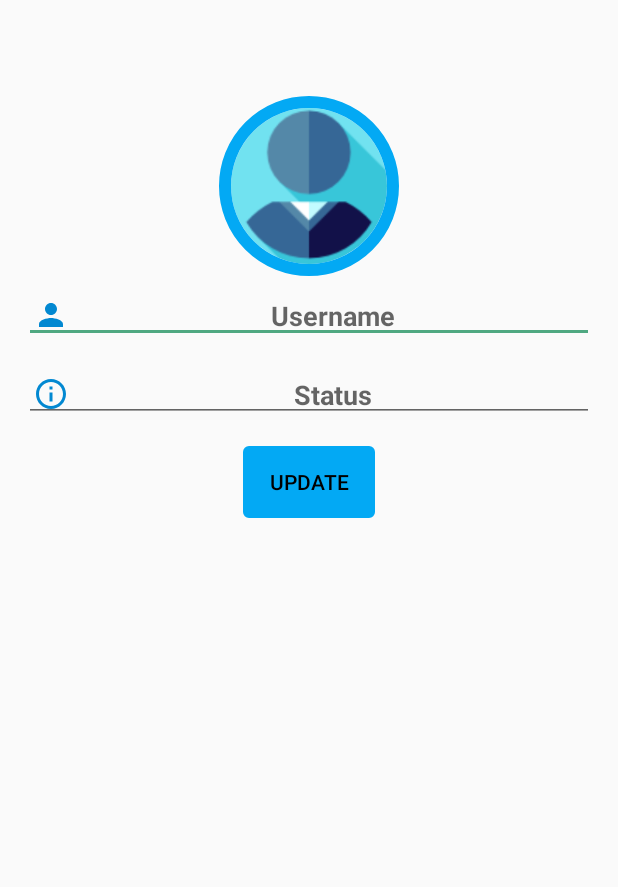
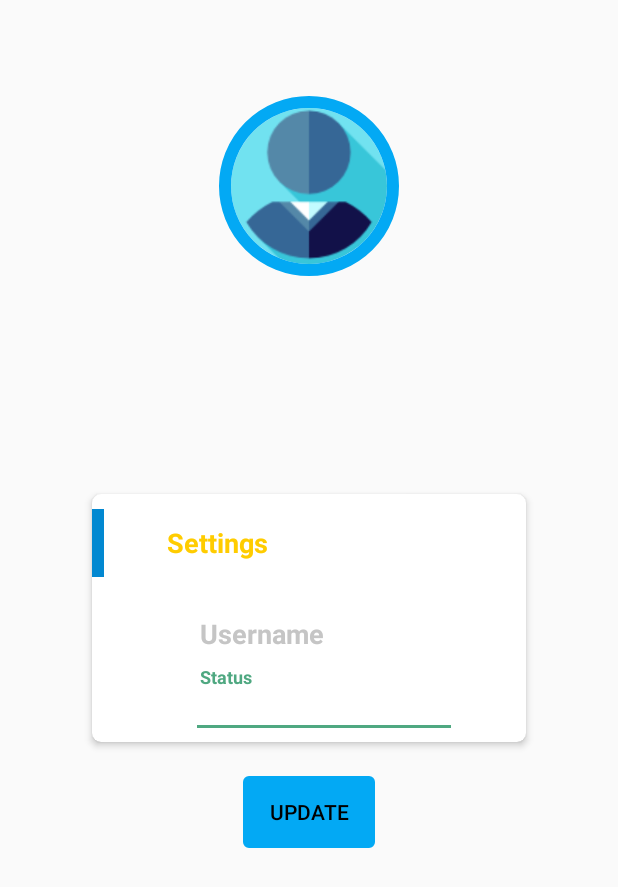
Before and after one commit to Zeyad3ly/IChat, an Android app: the screen it shows after launch once a user with an empty profile is signed in (SettingsActivity), on a phone screen of 412 x 824 dp. Shown: the top 887 px of the screen. Run offline under Robolectric (Android 15) with nearby library versions, the phone set to English and light mode, and no system bars; our stand-ins replace ButterKnife, CircleImageView, Firebase (no records; nobody signed in at launch, a user with empty details on screens opened directly); libraries missing offline, so code that uses them is left out: com.sdsmdg.tastytoast.

Commit message:
profile update is now working

```diff
--- a/app/src/main/java/com/example/myapplication/SettingsActivity.java
+++ b/app/src/main/java/com/example/myapplication/SettingsActivity.java
@@ -14,8 +14,11 @@ import androidx.appcompat.app.AppCompatActivity;
 import com.google.android.gms.tasks.OnCompleteListener;
 import com.google.android.gms.tasks.Task;
 import com.google.firebase.auth.FirebaseAuth;
+import com.google.firebase.database.DataSnapshot;
+import com.google.firebase.database.DatabaseError;
 import com.google.firebase.database.DatabaseReference;
 import com.google.firebase.database.FirebaseDatabase;
+import com.google.firebase.database.ValueEventListener;
 import com.sdsmdg.tastytoast.TastyToast;
 
 import java.util.HashMap;
@@ -52,7 +55,10 @@ public class SettingsActivity extends AppCompatActivity {
                 UpdateSettings();
             }
         });
+        setUserName.setVisibility(View.INVISIBLE);
+        RetrieveUserInfo();
     }
+
 
     private void UpdateSettings() {
         String name = setUserName.getText().toString();
@@ -77,6 +83,7 @@ public class SettingsActivity extends AppCompatActivity {
                                 TastyToast.makeText(SettingsActivity.this,
                                         "Profile Updated",
                                         TastyToast.LENGTH_SHORT, TastyToast.SUCCESS).show();
+
                             } else {
                                 String message = task.getException().toString();
                                 TastyToast.makeText(SettingsActivity.this,
@@ -90,6 +97,44 @@ public class SettingsActivity extends AppCompatActivity {
         }
     }
 
+    private void RetrieveUserInfo() {
+        RootRef.child("Users").child(currentUserId)
+                .addValueEventListener(new ValueEventListener() {
+                    @Override
+                    public void onDataChange(@NonNull DataSnapshot dataSnapshot) {
+                        if ((dataSnapshot.exists()) && (dataSnapshot.hasChild("name") &&
+                                (dataSnapshot.hasChild("image")))) {
+                            String retrieveUserName = dataSnapshot.child("name").getValue()
+                                    .toString();
+                            String retrieveStatus = dataSnapshot.child("status").getValue()
+                                    .toString();
+                            String retrieveProfileImage = dataSnapshot.child("image").getValue()
+                                    .toString();
+                            setUserName.setText(retrieveUserName);
+                            setProfileStatus.setText(retrieveStatus);
+
+                        } else if ((dataSnapshot.exists()) && (dataSnapshot.hasChild("name"))) {
+                            String retrieveUserName = dataSnapshot.child("name").getValue()
+                                    .toString();
+                            String retrieveStatus = dataSnapshot.child("status").getValue()
+                                    .toString();
+                            setUserName.setText(retrieveUserName);
+                            setProfileStatus.setText(retrieveStatus);
+                        } else {
+                            setUserName.setVisibility(View.INVISIBLE);
+                            Toast.makeText(SettingsActivity.this,
+                                    "Please Setup your profile info", Toast.LENGTH_SHORT)
+                                    .show();
+                        }
+                    }
+
+                    @Override
+                    public void onCancelled(@NonNull DatabaseError databaseError) {
+
+                    }
+                });
+    }
+
     private void SendUserToMainActivity() {
         Intent MainIntent = new Intent(SettingsActivity.this, MainActivity.class);
         MainIntent.addFlags(Intent.FLAG_ACTIVITY_NEW_TASK | Intent.FLAG_ACTIVITY_CLEAR_TASK);
--- a/app/src/main/res/layout/activity_settings.xml
+++ b/app/src/main/res/layout/activity_settings.xml
@@ -17,21 +17,81 @@
         app:civ_border_color="@color/colorPrimary"
         app:civ_border_width="8dp" />
 
+    <androidx.cardview.widget.CardView
+        android:id="@+id/cardView"
+        android:layout_width="300dp"
+        android:layout_height="wrap_content"
+        android:layout_centerInParent="true"
+        app:cardCornerRadius="6dp"
+        app:cardElevation="3dp"
+        app:cardUseCompatPadding="true">
+
+        <LinearLayout
+            android:layout_width="match_parent"
+            android:layout_height="match_parent"
+            android:orientation="vertical">
+
+            <RelativeLayout
+                android:layout_width="match_parent"
+                android:layout_height="45dp"
+                android:layout_marginTop="10dp">
+
+                <View
+                    android:layout_width="8dp"
+                    android:layout_height="match_parent"
+                    android:layout_alignParentStart="true"
+                    android:background="#0288D1" />
+
+                <TextView
+                    android:layout_width="wrap_content"
+                    android:layout_height="wrap_content"
+                    android:layout_centerVertical="true"
+                    android:layout_marginStart="50dp"
+                    android:text="Settings"
+                    android:textColor="#FFCC00"
+                    android:textSize="18sp"
+                    android:textStyle="bold" />
+            </RelativeLayout>
+
+            <LinearLayout
+                android:layout_width="match_parent"
+                android:layout_height="50dp"
+                android:layout_marginTop="10dp"
+                android:orientation="horizontal"
+                android:paddingStart="50dp"
+                android:paddingEnd="30dp">
+
+                <com.google.android.material.textfield.TextInputLayout
+                    android:layout_width="match_parent"
+                    android:layout_height="wrap_content"
+                    android:textColorHint="#c5c5c5">
+
                     <EditText
                         android:id="@+id/set_user_name"
                         android:layout_width="match_parent"
                         android:layout_height="wrap_content"
-        android:layout_below="@id/set_profile_image"
                         android:layout_marginStart="16dp"
                         android:layout_marginTop="8dp"
                         android:layout_marginEnd="16dp"
-        android:drawableStart="@drawable/ic_person_black_24dp"
                         android:drawablePadding="8dp"
                         android:hint="Username"
                         android:padding="6dp"
-        android:textAlignment="center"
                         android:textColor="@color/colorPrimaryDark"
                         android:textStyle="bold" />
+                </com.google.android.material.textfield.TextInputLayout>
+            </LinearLayout>
+
+            <LinearLayout
+                android:layout_width="match_parent"
+                android:layout_height="50dp"
+                android:orientation="horizontal"
+                android:paddingStart="50dp"
+                android:paddingEnd="30dp">
+
+                <com.google.android.material.textfield.TextInputLayout
+                    android:layout_width="match_parent"
+                    android:layout_height="wrap_content"
+                    android:textColorHint="#c5c5c5">
 
                     <EditText
                         android:id="@+id/set_profile_status"
@@ -41,19 +101,22 @@
                         android:layout_marginStart="16dp"
                         android:layout_marginTop="16dp"
                         android:layout_marginEnd="16dp"
-        android:drawableStart="@drawable/ic_info_outline_black_24dp"
                         android:drawablePadding="8dp"
                         android:hint="Status"
                         android:padding="6dp"
-        android:textAlignment="center"
                         android:textColor="@color/colorPrimaryDark"
                         android:textStyle="bold" />
+                </com.google.android.material.textfield.TextInputLayout>
+            </LinearLayout>
+        </LinearLayout>
+
+    </androidx.cardview.widget.CardView>
 
     <Button
         android:id="@+id/update_settings_button"
         android:layout_width="wrap_content"
         android:layout_height="wrap_content"
-        android:layout_below="@id/set_profile_status"
+        android:layout_below="@id/cardView"
         android:layout_centerInParent="true"
         android:layout_centerHorizontal="true"
         android:layout_marginStart="16dp"
@@ -64,7 +127,8 @@
         android:padding="6dp"
         android:text="Update"
         android:textAlignment="center"
-        android:textColor="@android:color/black" />
+        android:textColor="@android:color/black"
+        />
 
 
 </RelativeLayout>
```
Lines whose indentation alone changed are shown as unchanged.
